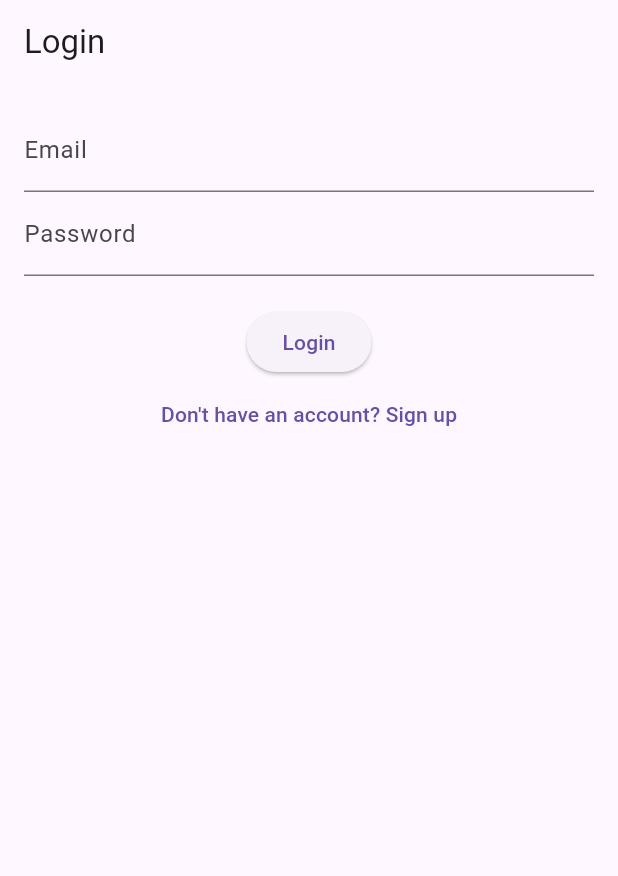
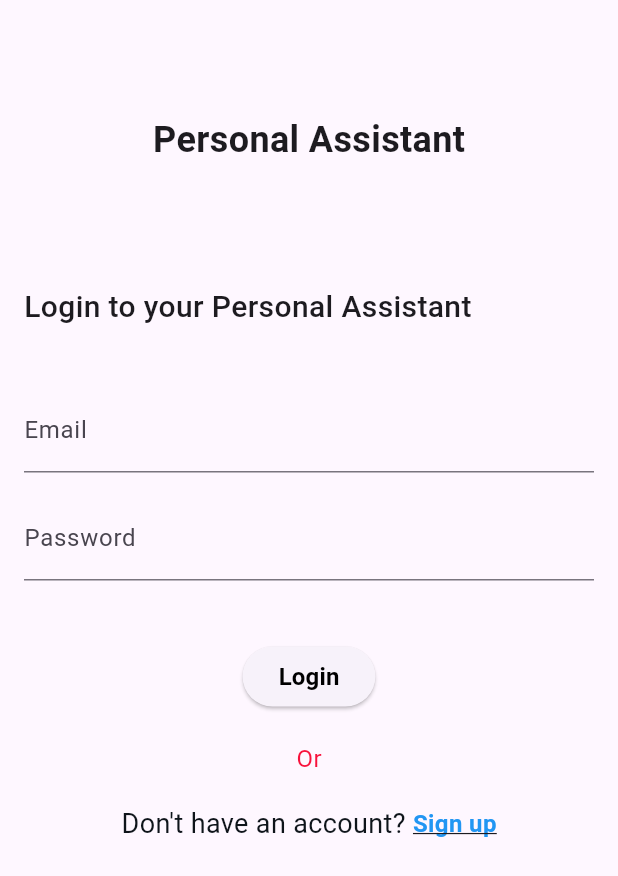
Before and after one commit to DuminduMalinga/first_project, a Flutter app: the screen it shows after launch, on a phone screen of 412 x 824 dp. Shown: the top 876 px of the screen. Run offline on Flutter 3.47's test engine with Material 3 defaults, Android fonts, the phone set to English and light mode, and no system bars; missing offline and left inert: dart:ffi.

Commit message:
Improve UI for login and signup screens
Enhanced the layout and styling of the login and signup screens for better user experience. Added headers, spacing, and updated button styles to make the interface more visually appealing and user-friendly.

```diff
--- a/lib/screens/Login_screen.dart
+++ b/lib/screens/Login_screen.dart
@@ -26,30 +26,92 @@ class _LoginScreenState extends State<LoginScreen> {
   @override
   Widget build(BuildContext context) {
     return Scaffold(
-      appBar: AppBar(title: Text('Login')),
+      //appBar: AppBar(title: Text('Personal Assistant'), centerTitle: true),
       body: Padding(
         padding: const EdgeInsets.all(16.0),
         child: Column(
+          crossAxisAlignment: CrossAxisAlignment.start,
           children: [
+            SizedBox(height: 60),
+            Center(
+              child: Text(
+                'Personal Assistant',
+                style: TextStyle(fontSize: 24, fontWeight: FontWeight.bold),
+              ),
+            ),
+            SizedBox(height: 80),
+            Text(
+              'Login to your Personal Assistant',
+              style: TextStyle(fontSize: 20, fontWeight: FontWeight.w500),
+            ),
+            SizedBox(height: 40),
             TextField(
               controller: emailController,
               decoration: InputDecoration(labelText: 'Email'),
             ),
+            SizedBox(height: 16),
             TextField(
               controller: passwordController,
               decoration: InputDecoration(labelText: 'Password'),
               obscureText: true,
             ),
-            SizedBox(height: 20),
-            ElevatedButton(onPressed: login, child: Text('Login')),
-            TextButton(
-              onPressed: () {
-                Navigator.push(
-                  context,
-                  MaterialPageRoute(builder: (_) => SignupScreen()),
-                );
-              },
-              child: Text("Don't have an account? Sign up"),
+            SizedBox(height: 40),
+            Center(
+              child: Column(
+                mainAxisAlignment: MainAxisAlignment.center,
+                children: [
+                  ElevatedButton(
+                    onPressed: login,
+                    child: Text(
+                      'Login',
+                      style: TextStyle(
+                        color: Colors.black,
+                        fontSize: 16,
+                        fontWeight: FontWeight.bold,
+                      ),
+                    ),
+                  ),
+                  SizedBox(height: 19),
+                  Text(
+                    "Or",
+                    style: TextStyle(
+                      fontSize: 16,
+                      color: Color.fromARGB(255, 248, 18, 60),
+                    ),
+                  ),
+
+                  SizedBox(height: 19),
+                  Row(
+                    mainAxisAlignment: MainAxisAlignment.center,
+                    children: [
+                      Text(
+                        "Don't have an account? ",
+                        style: TextStyle(
+                          color: Color.fromARGB(255, 14, 20, 26),
+                          fontSize: 18,
+                        ),
+                      ),
+                      GestureDetector(
+                        onTap: () {
+                          Navigator.push(
+                            context,
+                            MaterialPageRoute(builder: (_) => SignupScreen()),
+                          );
+                        },
+                        child: Text(
+                          "Sign up",
+                          style: TextStyle(
+                            color: Colors.blue,
+                            fontSize: 16,
+                            fontWeight: FontWeight.bold,
+                            decoration: TextDecoration.underline,
+                          ),
+                        ),
+                      ),
+                    ],
+                  ),
+                ],
+              ),
             ),
           ],
         ),
```
Also changed, not shown: lib/screens/Signup_screen.dart (+23 -2 lines).
